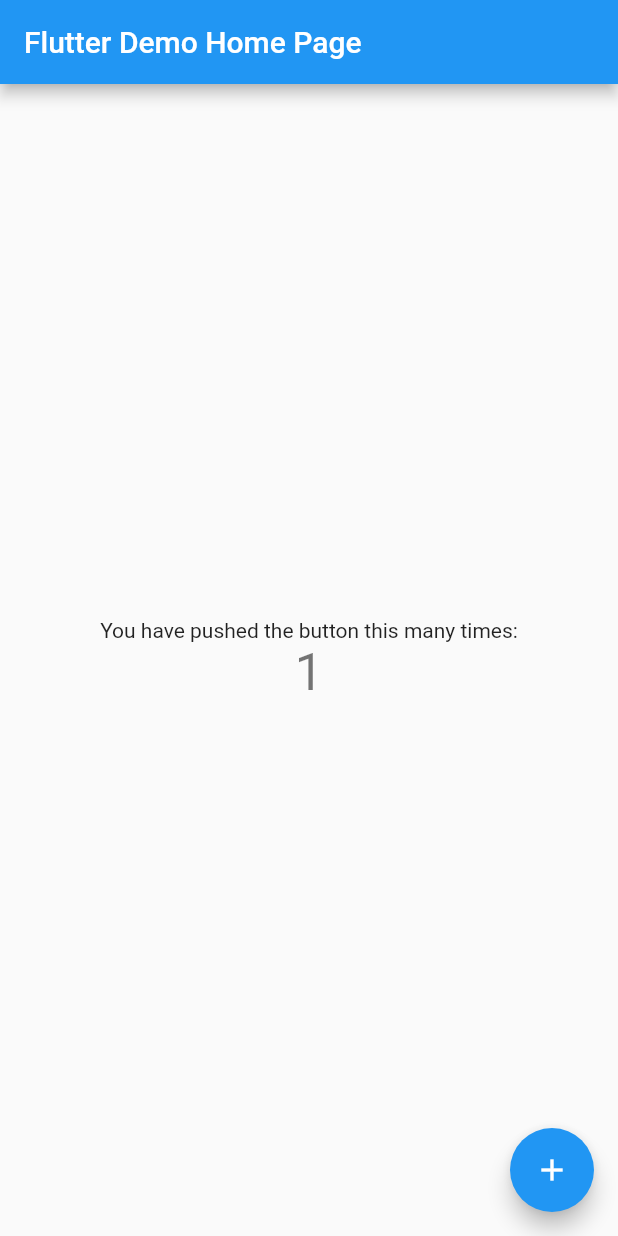
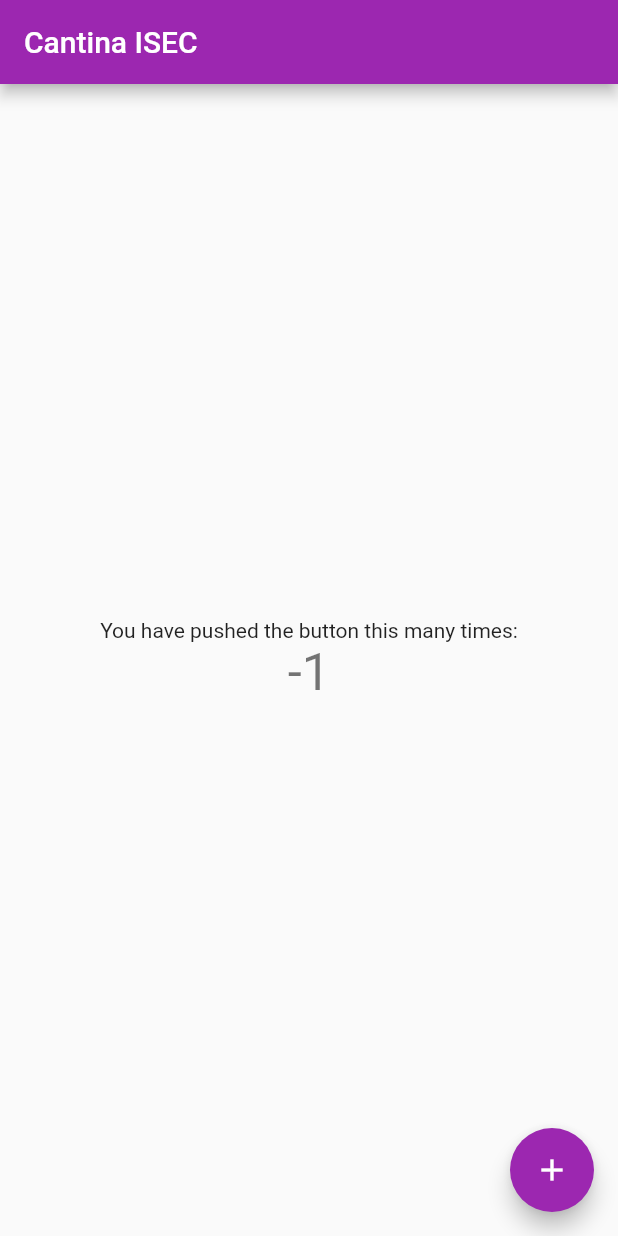
Before and after one commit to Asuryu/AMOV2, a Flutter app: the screen it shows after launch, after a tap on the "add" icon, on a phone screen of 412 x 824 dp. Run offline on Flutter 3.47's test engine with Material 2 defaults, Android fonts, the phone set to English and light mode, and no system bars.

Commit message:
Update main.dart

```diff
--- a/cantinaisec/lib/main.dart
+++ b/cantinaisec/lib/main.dart
@@ -11,7 +11,7 @@ class MyApp extends StatelessWidget {
   @override
   Widget build(BuildContext context) {
     return MaterialApp(
-      title: 'Flutter Demo',
+      title: 'CantinaISEC',
       theme: ThemeData(
         // This is the theme of your application.
         //
@@ -22,9 +22,9 @@ class MyApp extends StatelessWidget {
         // or simply save your changes to "hot reload" in a Flutter IDE).
         // Notice that the counter didn't reset back to zero; the application
         // is not restarted.
-        primarySwatch: Colors.blue,
+        primarySwatch: Colors.purple,
       ),
-      home: const MyHomePage(title: 'Flutter Demo Home Page'),
+      home: const MyHomePage(title: 'Cantina ISEC'),
     );
   }
 }
@@ -57,7 +57,7 @@ class _MyHomePageState extends State<MyHomePage> {
       // so that the display can reflect the updated values. If we changed
       // _counter without calling setState(), then the build method would not be
       // called again, and so nothing would appear to happen.
-      _counter++;
+      _counter--;
     });
   }
 
```
